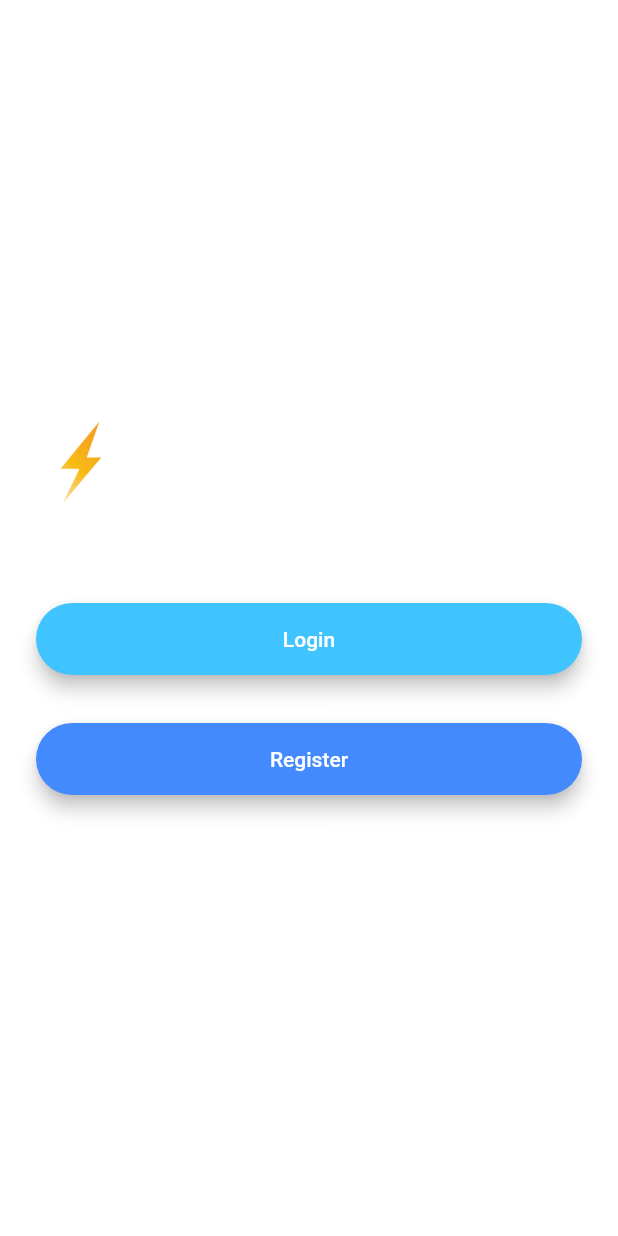
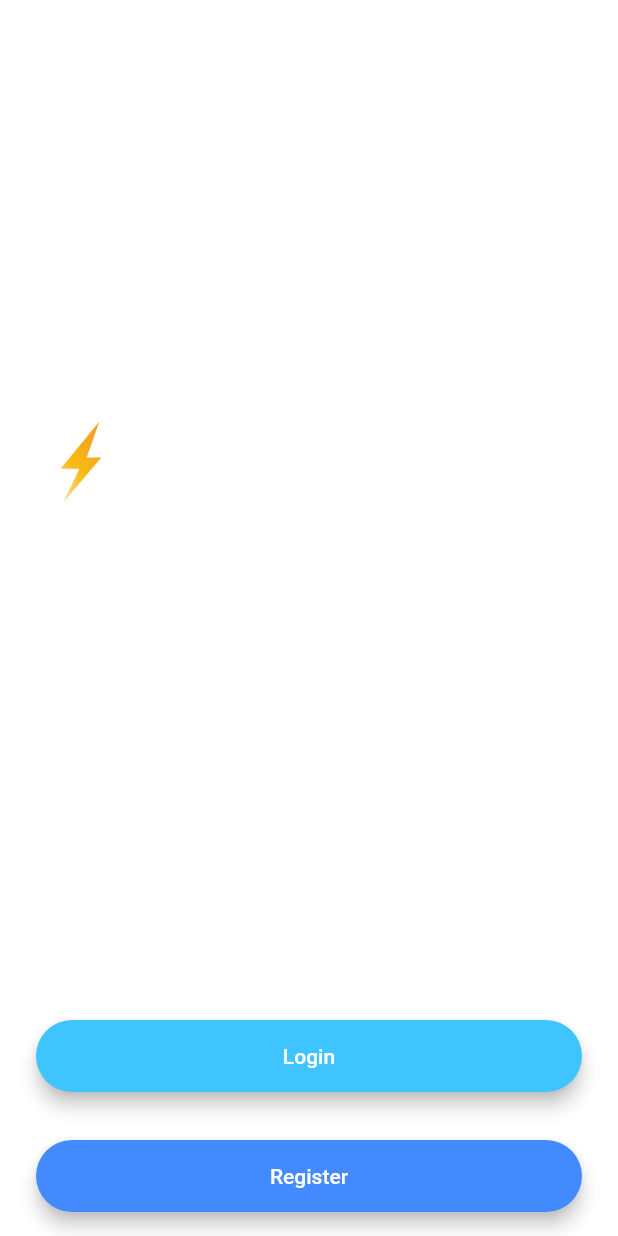
Before and after one commit to Buenaventura-Celine/Flash-Chat, a Flutter app: the screen it shows after launch, on a phone screen of 412 x 824 dp. Run offline on Flutter 3.47's test engine with Material 2 defaults, Android fonts, the phone set to English and light mode, and no system bars; drawn by our look-alikes of animated_text_kit.

```diff
--- a/lib/screens/welcome_screen.dart
+++ b/lib/screens/welcome_screen.dart
@@ -40,7 +40,8 @@ class _WelcomeScreenState extends State<WelcomeScreen>
           mainAxisAlignment: MainAxisAlignment.center,
           crossAxisAlignment: CrossAxisAlignment.stretch,
           children: <Widget>[
-            Row(
+            Expanded(
+              child: Row(
                 children: <Widget>[
                   Hero(
                     tag: 'logo',
@@ -49,7 +50,8 @@ class _WelcomeScreenState extends State<WelcomeScreen>
                       height: 60.0,
                     ),
                   ),
-                DefaultTextStyle(
+                  Expanded(
+                    child: DefaultTextStyle(
                       style: TextStyle(
                         fontSize: 45.0,
                         fontWeight: FontWeight.w900,
@@ -57,8 +59,10 @@ class _WelcomeScreenState extends State<WelcomeScreen>
                       child: AnimatedTextKit(
                         animatedTexts: [TypewriterAnimatedText('Flash Chat')],
                       ),
+                    ),
                   )
                 ],
+              ),
             ),
             SizedBox(
               height: 48.0,
```
Also changed, not shown: 3 other files. Lines whose indentation alone changed are shown as unchanged.
